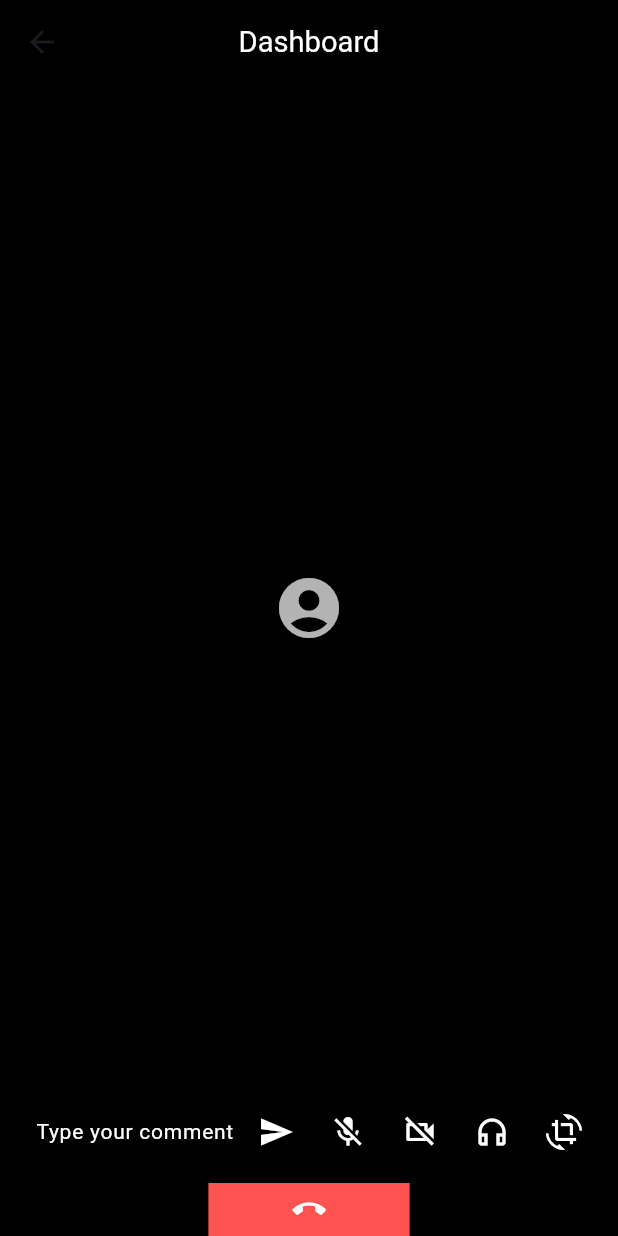
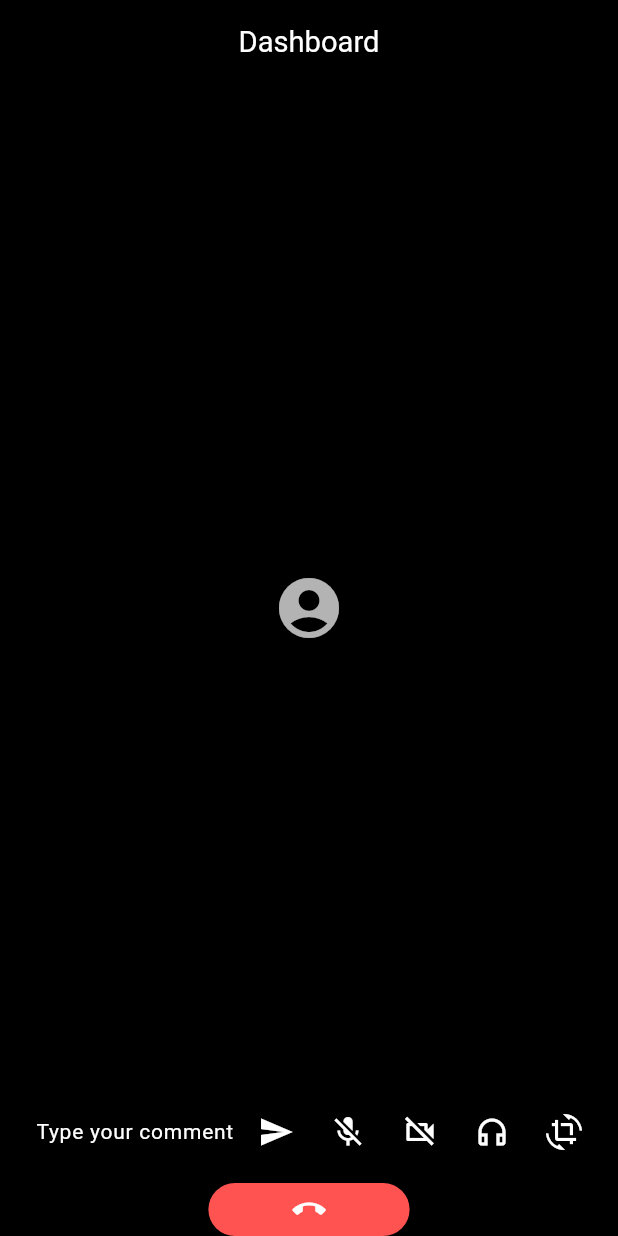
Before and after one commit to DSMalaviya/hipster_prac, a Flutter app: the MeetingScreen screen opened by its route, on a phone screen of 412 x 824 dp. Run offline on Flutter 3.47's test engine with Material 3 defaults, Android fonts, the phone set to English and light mode, and no system bars; our stand-ins replace cached_network_image, dio, dots_indicator, firebase_core, firebase_messaging, flutter_screenutil and 9 more; missing offline and left inert: dart:html; accounts and stored records are empty.

```diff
--- a/lib/modules/meeting/meeting_screen.dart
+++ b/lib/modules/meeting/meeting_screen.dart
@@ -28,6 +28,7 @@ class _MeetingScreenState extends State<MeetingScreen> {
       appBar: PreferredSize(
         preferredSize: Size(1.sw, 64.h),
         child: AppBar(
+          automaticallyImplyLeading: false,
           surfaceTintColor: ColorConstants.blackColor,
           backgroundColor: ColorConstants.blackColor,
           elevation: 0,
@@ -51,7 +52,10 @@ class _MeetingScreenState extends State<MeetingScreen> {
                 width: 140.w,
                 height: 40.h,
                 margin: EdgeInsets.only(bottom: bottomSafeArea),
-                decoration: BoxDecoration(color: ColorConstants.redColor),
+                decoration: BoxDecoration(
+                  color: ColorConstants.redColor,
+                  borderRadius: BorderRadius.circular(100.r),
+                ),
                 child: Icon(
                   Icons.call_end,
                   color: ColorConstants.whiteColor,
```
Also changed, not shown: 1 other file.
